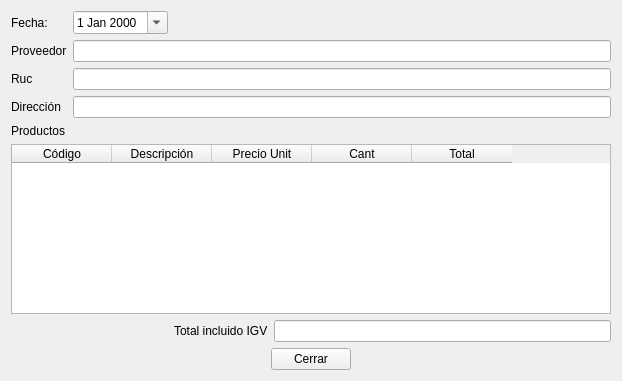
Before: the Qt Designer form compra/ui_datos_compras.ui in rodety/Jireh, drawn with Qt 5.
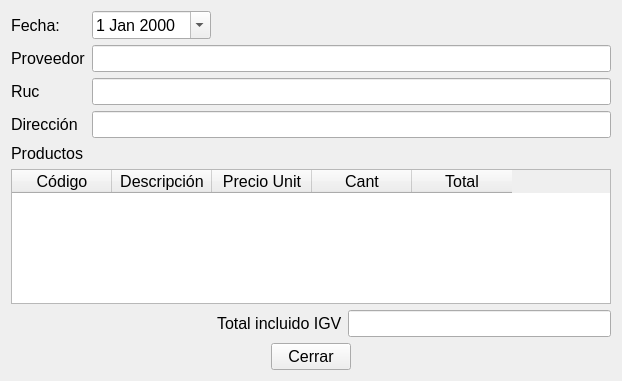
After: the same form once the commit is applied.

Diff of the .ui file:
```diff
--- a/compra/ui_datos_compras.ui
+++ b/compra/ui_datos_compras.ui
@@ -10,6 +10,11 @@
     <height>381</height>
    </rect>
   </property>
+  <property name="font">
+   <font>
+    <pointsize>12</pointsize>
+   </font>
+  </property>
   <property name="windowTitle">
    <string>Form</string>
   </property>
```
